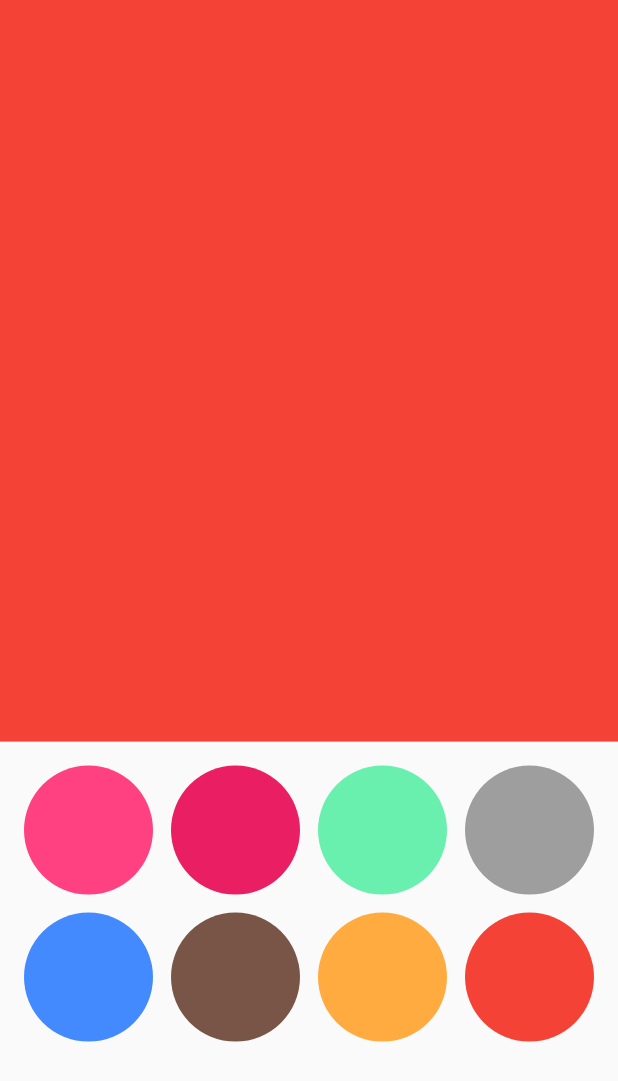
After one commit to Ebrahim22Hassan/flutter_animations, a Flutter app: the screen it shows after launch, after a tap on "Animated Clip Path", on a phone screen of 412 x 824 dp. The commit adds this screen. Shown: the top 1081 px of the screen. Run offline on Flutter 3.47's test engine with Material 2 defaults, Android fonts, the phone set to English and light mode, and no system bars.

Commit message:
animated clip path

```diff
--- /dev/null
+++ b/lib/animations/clip_path.dart
@@ -0,0 +1,173 @@
+import 'package:flutter/material.dart';
+
+class AnimatedClipPath extends StatefulWidget {
+  const AnimatedClipPath({Key? key}) : super(key: key);
+
+  @override
+  State<AnimatedClipPath> createState() => _AnimatedClipPathState();
+}
+
+class _AnimatedClipPathState extends State<AnimatedClipPath>
+    with SingleTickerProviderStateMixin {
+  List<ColorModel> colors = const [
+    ColorModel(Colors.pinkAccent, Alignment.topLeft),
+    ColorModel(Colors.pink, Alignment.topCenter),
+    ColorModel(Colors.greenAccent, Alignment.topRight),
+    ColorModel(Colors.grey, Alignment.centerLeft),
+    ColorModel(Colors.blueAccent, Alignment.center),
+    ColorModel(Colors.brown, Alignment.centerRight),
+    ColorModel(Colors.orangeAccent, Alignment.bottomLeft),
+    ColorModel(Colors.red, Alignment.bottomRight),
+  ];
+
+  late AnimationController animationController;
+  late ColorModel currentColor;
+  late ColorModel prevColor;
+
+  @override
+  void initState() {
+    super.initState();
+    currentColor = colors.first;
+    prevColor = colors.last;
+    animationController = AnimationController(
+      vsync: this,
+      duration: const Duration(milliseconds: 500),
+    );
+  }
+
+  @override
+  void dispose() {
+    super.dispose();
+
+    animationController.dispose();
+  }
+
+  @override
+  Widget build(BuildContext context) {
+    return Scaffold(
+      body: Column(
+        children: [
+          Stack(
+            children: [
+              Container(
+                height: MediaQuery.of(context).size.height * 0.6,
+                color: prevColor.color,
+                width: double.infinity,
+              ),
+              AnimatedBuilder(
+                  animation: animationController,
+                  builder: (context, child) {
+                    return ClipPath(
+                      clipper: CustomPath(
+                        value: animationController.value,
+                        alignment: currentColor.alignmentl,
+                      ),
+                      child: Container(
+                        height: MediaQuery.of(context).size.height * 0.6,
+                        color: currentColor.color,
+                        width: double.infinity,
+                      ),
+                    );
+                  }),
+            ],
+          ),
+          Expanded(
+            child: Padding(
+              padding:
+                  const EdgeInsets.symmetric(horizontal: 16.0, vertical: 16.0),
+              child: GridView.builder(
+                itemCount: colors.length,
+                gridDelegate: const SliverGridDelegateWithFixedCrossAxisCount(
+                  crossAxisCount: 4,
+                  crossAxisSpacing: 12,
+                  mainAxisSpacing: 12,
+                ),
+                itemBuilder: (context, index) {
+                  return GestureDetector(
+                    onTap: () {
+                      currentColor = colors[index];
+                      animationController.forward(from: 0.0).whenComplete(() {
+                        prevColor = currentColor;
+                        setState(() {});
+                      });
+                    },
+                    child: GridViewItems(
+                      color: colors[index].color,
+                    ),
+                  );
+                },
+              ),
+            ),
+          ),
+        ],
+      ),
+    );
+  }
+}
+
+class GridViewItems extends StatelessWidget {
+  const GridViewItems({Key? key, required this.color}) : super(key: key);
+  final Color color;
+
+  @override
+  Widget build(BuildContext context) {
+    return CircleAvatar(
+      backgroundColor: color,
+    );
+  }
+}
+
+class ColorModel {
+  final Color color;
+  final Alignment alignmentl;
+
+  const ColorModel(this.color, this.alignmentl);
+}
+
+class CustomPath extends CustomClipper<Path> {
+  final double value;
+  final Alignment alignment;
+
+  CustomPath({required this.alignment, required this.value});
+
+  @override
+  Path getClip(Size size) // size of Container
+  {
+    Path path = Path();
+
+    if (alignment == Alignment.topLeft) {
+      buildPath(size, path, const Offset(0, 0));
+    } else if (alignment == Alignment.topCenter) {
+      buildPath(size, path, Offset(size.width / 2, 0));
+    } else if (alignment == Alignment.topRight) {
+      buildPath(size, path, Offset(size.width, 0));
+    } else if (alignment == Alignment.centerLeft) {
+      buildPath(size, path, Offset(0, size.height / 2));
+    } else if (alignment == Alignment.center) {
+      buildPath(size, path, Offset(size.width / 2, size.height / 2));
+    } else if (alignment == Alignment.centerRight) {
+      buildPath(size, path, Offset(size.width, size.height / 2));
+    } else if (alignment == Alignment.bottomLeft) {
+      buildPath(size, path, Offset(0, size.height));
+    } else if (alignment == Alignment.bottomRight) {
+      buildPath(size, path, Offset(size.width, size.height));
+    }
+
+    return path;
+  }
+
+  void buildPath(Size size, Path path, Offset offset) {
+    return path.addOval(
+      Rect.fromCenter(
+        center: offset,
+        width: size.width * 2 * value,
+        height: size.height * 2 * value,
+      ),
+    );
+  }
+
+  @override
+  bool shouldReclip(covariant CustomClipper<Path> oldClipper) {
+    return true;
+  }
+}
--- a/lib/home_page.dart
+++ b/lib/home_page.dart
@@ -39,6 +39,15 @@ class _HomePageState extends State<HomePage> {
               },
               child: const Text("Animated List"),
             ),
+            const SizedBox(
+              height: 30,
+            ),
+            ElevatedButton(
+              onPressed: () {
+                Navigator.of(context).pushNamed('animatedClipPath');
+              },
+              child: const Text("Animated Clip Path"),
+            ),
           ],
         ),
       ),
--- a/lib/main.dart
+++ b/lib/main.dart
@@ -1,6 +1,7 @@
 import 'package:flutter/material.dart';
 import 'package:flutter_animations/home_page.dart';
 import 'animations/animated_list.dart';
+import 'animations/clip_path.dart';
 import 'animations/custom_implicit_animation.dart';
 import 'animations/implicit_animation.dart';
 
@@ -21,6 +22,7 @@ class MyApp extends StatelessWidget {
         "implicitAnimation": (context) => const ImplicitAnimation(),
         "customImplicitAnimation": (context) => const CustomImplicitAnimation(),
         "animatedList": (context) => const AnimatedListScreen(),
+        "animatedClipPath": (context) => const AnimatedClipPath(),
       },
     );
   }
```
